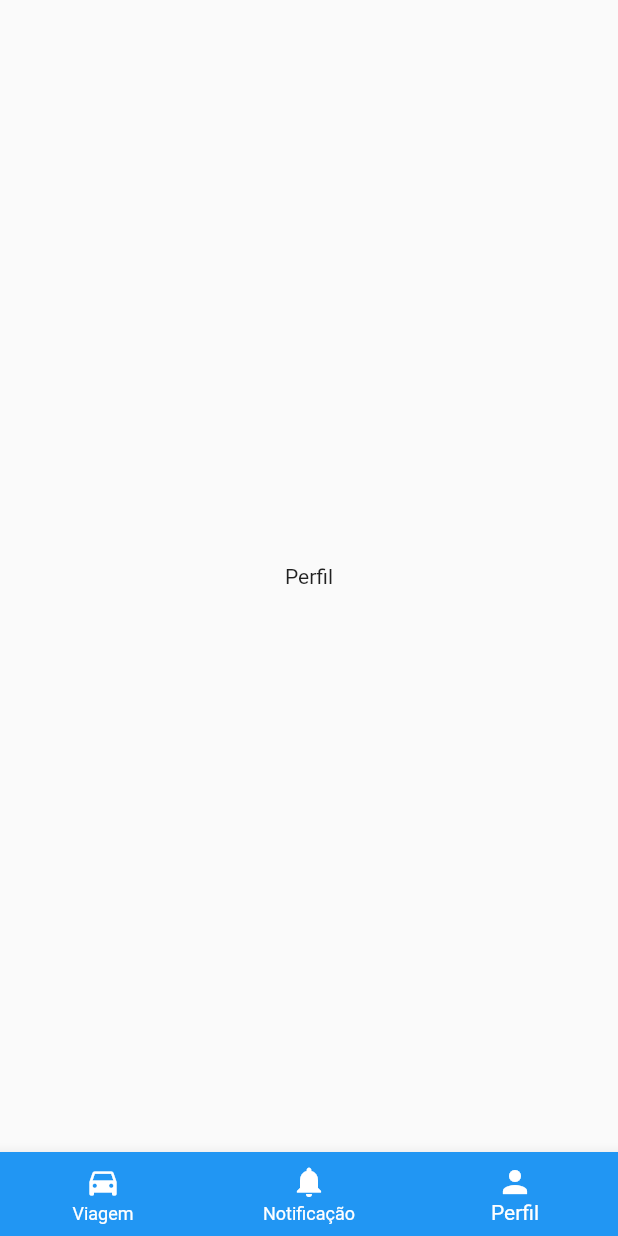
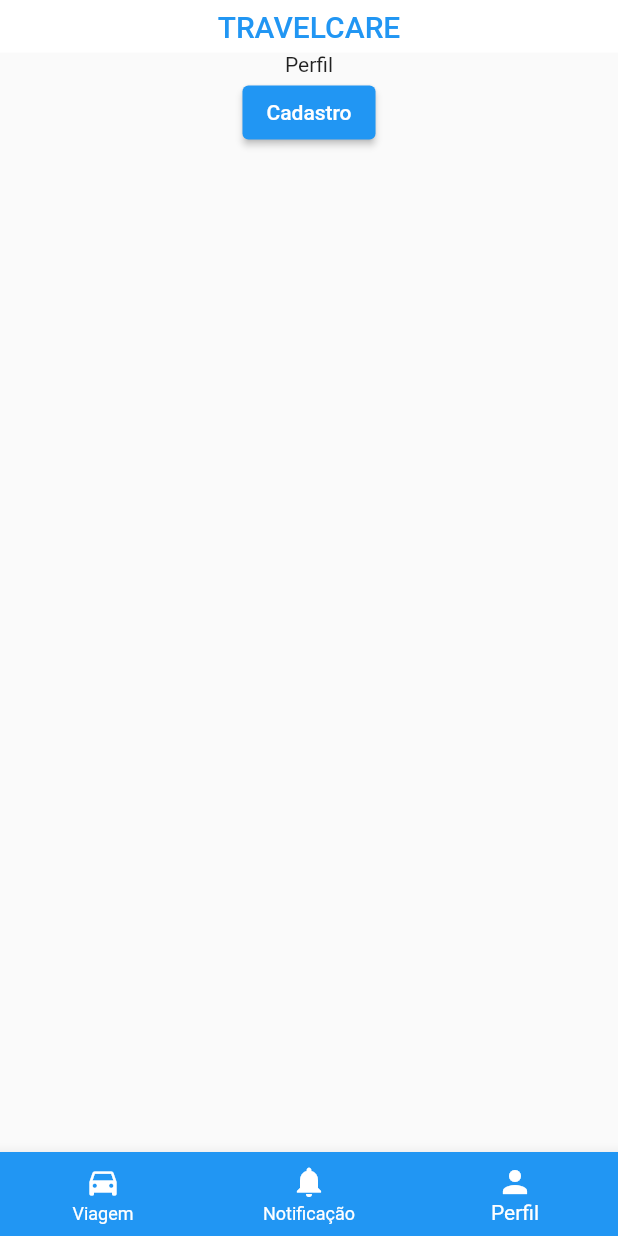
Before and after one commit to guihcm/TravelCare_front, a Flutter app: the screen it shows after launch, item 3 of the bottom bar chosen, on a phone screen of 412 x 824 dp. Run offline on Flutter 3.47's test engine with Material 2 defaults, Android fonts, the phone set to English and light mode, and no system bars.

Commit message:
alterações aula

```diff
--- a/travel_care/lib/components/myAppBar.dart
+++ b/travel_care/lib/components/myAppBar.dart
@@ -8,8 +8,12 @@ class MyAppBar extends StatelessWidget implements PreferredSizeWidget {
   @override
   Widget build(BuildContext context) {
     return AppBar(
-      backgroundColor: Colors.deepPurple,
-      title: Center(child: Text(title)),
+      backgroundColor: Colors.white,
+      title: Center(
+          child: Text(
+        title,
+        style: TextStyle(color: Colors.blue),
+      )),
       elevation: 0,
     );
   }
--- a/travel_care/lib/main.dart
+++ b/travel_care/lib/main.dart
@@ -1,4 +1,5 @@
 import 'package:flutter/material.dart';
+import 'package:travel_care/pages/cadastro.dart';
 import 'package:travel_care/pages/home.dart';
 import 'package:travel_care/pages/login.dart';
 import 'package:travel_care/pages/notification.dart';
@@ -22,6 +23,7 @@ class MyApp extends StatelessWidget {
         '/notification': (context) => const NotificationPage(),
         '/profile': (context) => const ProfilePage(),
         '/travel': (context) => const TravelPage(),
+        '/cadastro': (context) => const CadastroPage(),
       },
     );
   }
--- a/travel_care/lib/pages/home.dart
+++ b/travel_care/lib/pages/home.dart
@@ -1,4 +1,5 @@
 import 'package:flutter/material.dart';
+import 'package:travel_care/components/myAppBar.dart';
 import 'package:travel_care/components/myNavBar.dart';
 import 'package:travel_care/pages/notification.dart';
 import 'package:travel_care/pages/profile.dart';
@@ -29,6 +30,7 @@ class _HomePageState extends State<HomePage> {
   @override
   Widget build(BuildContext context) {
     return Scaffold(
+      appBar: MyAppBar("TRAVELCARE"),
       bottomNavigationBar: MyNavBar(_selectedIndex, _selectPage),
       body: _pages[_selectedIndex],
     );
--- a/travel_care/lib/pages/profile.dart
+++ b/travel_care/lib/pages/profile.dart
@@ -1,12 +1,23 @@
 import 'package:flutter/material.dart';
+import 'package:travel_care/pages/cadastro.dart';
 
 class ProfilePage extends StatelessWidget {
   const ProfilePage({super.key});
 
   @override
   Widget build(BuildContext context) {
-    return const Scaffold(
-      body:  Center(child: Text("Perfil")),
+    return Scaffold(
+      body: Center(
+        child: Column(children: [
+          const Text("Perfil"),
+          ElevatedButton(
+              child: const Text("Cadastro"),
+              onPressed: () {
+                Navigator.push(context,
+                    MaterialPageRoute(builder: (context) => CadastroPage()));
+              }),
+        ]),
+      ),
     );
   }
 }
```
Also changed, not shown: travel_care/lib/pages/cadastro.dart (added, +35 -0 lines).
